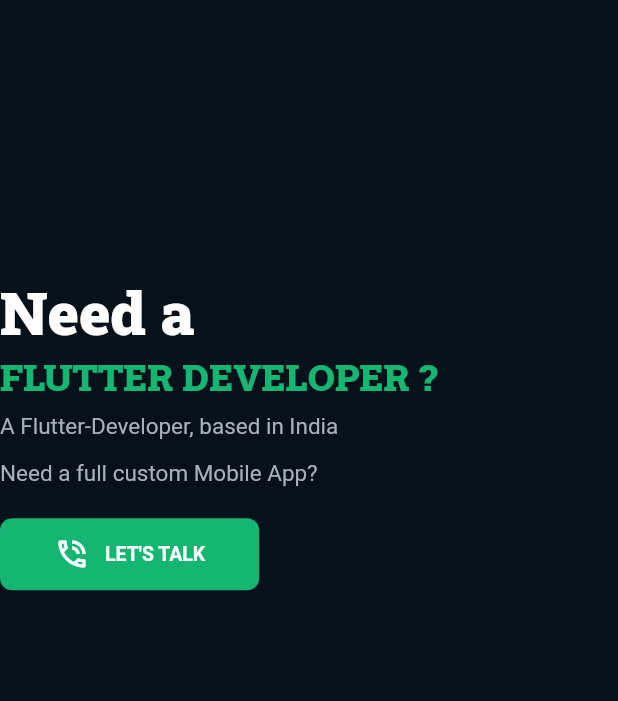
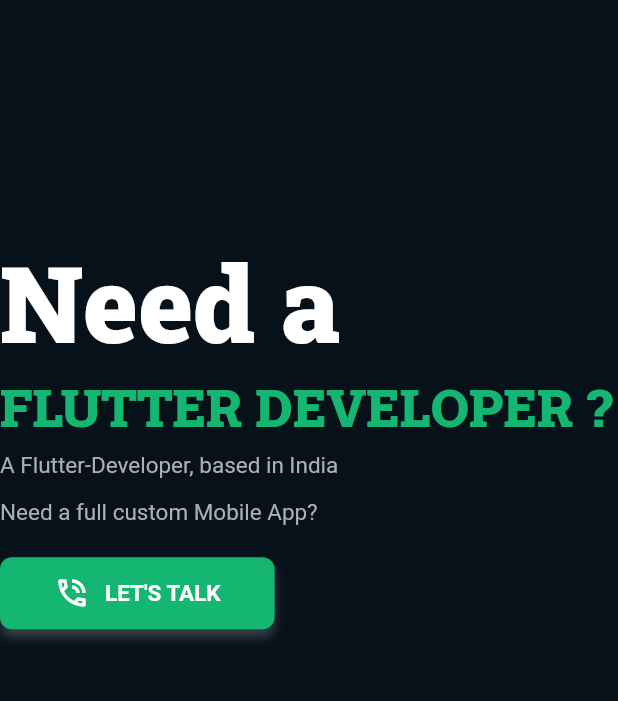
Before and after one commit to dixitsanskar/-mn-kj, a Flutter app: the screen it shows after launch, after a tap on the "menu book" icon, after a tap on "LET'S TALK", on a phone screen of 412 x 824 dp, the part 80-781 px from its top. Run offline on Flutter 3.47's test engine with Material 2 defaults, Android fonts, the phone set to English and light mode, and no system bars; drawn by our look-alikes of carousel_slider; our stand-ins replace google_fonts, responsive_framework, rive; missing offline and left inert: dart:html.

Commit message:
About Page

```diff
--- a/lib/component/about.dart
+++ b/lib/component/about.dart
@@ -1,37 +1,12 @@
 
 
 import 'package:flutter/material.dart';
-import 'package:rive/rive.dart';
 
-class AboutPage extends StatelessWidget {
-  const AboutPage({super.key});
+class ContactPage extends StatelessWidget {
+  const ContactPage({super.key});
 
   @override
   Widget build(BuildContext context) {
-    return Container(
-      margin: EdgeInsets.all(MediaQuery.of(context).size.width * 0.1),
-      child: Padding(padding: EdgeInsets.all(30.0),
-      child: Container(
-        //child: RiveAnimation.asset('assets/images/about.riv'),
-        child: Row(
-          children: [
-            Center(
-              child: Container(
-                width: 300.0,
-                height: 400.0,
-                child: RiveAnimation.asset('assets/images/about.riv'),
-              )
-            ),
-            Expanded(child:
-            Column(
-              children: [Text('Hi there! \n I am a Flutter Developer. I have been working with Flutter for 2 years. I have worked on many projects. I have also worked')],
-            )
-            ),
-
-          ],
-        ),
-      ),
-      ),
-    );
+    return const Placeholder();
   }
 }
--- a/lib/component/crousel_item.dart
+++ b/lib/component/crousel_item.dart
@@ -9,7 +9,7 @@ import 'package:portfolio/component/screenhelp_main.dart';
 
 
 List<Widget> crouselItems = [ ScreenHelpMain(),
-AboutPage(),
+AboutMe(),
 
 
 ];
--- a/lib/component/cv_section.dart
+++ b/lib/component/cv_section.dart
@@ -2,60 +2,141 @@
 
 import 'package:flutter/material.dart';
 import 'package:google_fonts/google_fonts.dart';
-import 'package:portfolio/utils/constant.dart';
-import 'package:portfolio/utils/screen_helper.dart';
-import 'package:responsive_framework/responsive_scaled_box.dart';
+import 'package:portfolio/component/rive_image.dart';
+import 'package:rive/rive.dart';
 
-class CVsection extends StatelessWidget {
-  const CVsection({super.key});
+
+
+// class AboutMe extends StatelessWidget {
+//   const AboutMe({super.key});
+
+//   @override
+//   Widget build(BuildContext context) {
+//     return const Placeholder();
+//   }
+// }
+
+
+class AboutMe extends StatefulWidget {
+  const AboutMe({super.key});
+
+  @override
+  State<AboutMe> createState() => _AboutMeState();
+}
+
+class _AboutMeState extends State<AboutMe> {
+  late RiveAnimationController _imageController;
+  @override
+  void initState() {
+    super.initState();
+    _imageController = OneShotAnimation('Walk', autoplay: true,
+    );
+
+  }
+  void _clickState(){
+    setState(() {
+      _imageController = OneShotAnimation('hit', autoplay: false);
+    });
+  }
 
   @override
   Widget build(BuildContext context) {
     return Container(
-      width: double.infinity,
-      child: ScreenHelper(mobile: _buildUi(context, MediaQuery.of(context).size.width * .8),
-       tablet: _buildUi(context, 760.0), desktop:  _buildUi(context, 1000.0)),
+      margin: EdgeInsets.all(MediaQuery.of(context).size.width * 0.1),
+      child: Padding(padding: EdgeInsets.all(30.0),
+      child: Container(
+        //child: RiveAnimation.asset('assets/images/about.riv'),
+        child: Row(
+          // mainAxisAlignment: MainAxisAlignment.center,
+          // crossAxisAlignment: CrossAxisAlignment.start,
+          mainAxisSize: MainAxisSize.min,
+          children: [
+            Center(
+              child: Container(
+              width: 400,
+              height: 400,
+              child: ClipOval(
+                clipper: MyClip(),
+                child:RiveAnimation.asset('assets/images/zombie.riv',
+                controllers: [_imageController],
+                ) ,
+              ),
+              )
+            ),
+            SizedBox(width: MediaQuery.of(context).size.width * 0.12,),
+            Expanded(child:
+            Column(
+              mainAxisAlignment: MainAxisAlignment.start,
+              crossAxisAlignment: CrossAxisAlignment.start,
+              children: [
+                Text('Hi there!',
+                style: GoogleFonts.robotoSlab(
+                  fontSize: 25.0,
+
+                ) ,),
+                Text('I\'m Sanskar Dixit', style: GoogleFonts.robotoSlab(
+                  fontSize: 35.0,
+                  fontWeight: FontWeight.w700
+
+                ),),
+                 Text('A Flutter Developer.',
+                style: GoogleFonts.robotoSlab(
+                  fontSize: 25.0,
+
+                ) ,),
+                 Text('Working with Flutter for 1.5 years.',
+                style: GoogleFonts.robotoSlab(
+                  fontSize: 25.0,
+
+                ) ,),
+                 Text('Worked on many projects.',
+                style: GoogleFonts.robotoSlab(
+                  fontSize: 25.0,
+
+                ) ,),
+                SizedBox(
+                  height: MediaQuery.of(context).size.height * 0.02,
+
+                ),
+                 MouseRegion(
+                  cursor: SystemMouseCursors.click,
+
+                  child: Container(
+                    padding: EdgeInsets.symmetric(horizontal: 20.0, vertical: 10.0),
+                    decoration: BoxDecoration(
+                      color: Colors.white,
+                      borderRadius: BorderRadius.circular(10.0)
+                    ),
+                    child: TextButton(
+
+                      onPressed: (){
+
+                        _clickState();
+
+                      },
+                      child: Row(
+                        mainAxisSize: MainAxisSize.min,
+                        children: [
+                          Text('Know More About Me', style: GoogleFonts.robotoSlab(
+                            fontSize: 20.0,
+                            fontWeight: FontWeight.w700,
+                            color: Colors.black
+                          ),),
+                          SizedBox(width: 10.0,),
+                          Icon(Icons.arrow_forward_ios, color: Colors.black,)
+                        ],
+                      )),
+                  ),
+                )
+
+              ],
+            )
+            ),
+
+          ],
+        ),
+      ),
+      ),
     );
   }
 }
-
-
-Widget _buildUi(BuildContext context,  double swidth) {
-  return ResponsiveScaledBox(width: swidth,
-   child: Column(
-    mainAxisAlignment: MainAxisAlignment.start,
-    children: [
-      Row(
-        mainAxisAlignment: MainAxisAlignment.spaceBetween,
-
-        children: [
-         Expanded (child: Text("BETTER DESIGN,\nBETTER EXPERIENCE",
-          style: GoogleFonts.robotoSlab(
-            color: Colors.white,
-            fontWeight: FontWeight.w900,
-            height: 1.8,
-          )),),
-          Expanded
-          (child: GestureDetector
-          ( onTap: () {
-
-          },
-            child:  MouseRegion
-         (cursor: SystemMouseCursors.click
-          ,child:  Text("DOWNLOAD CV",
-          style: GoogleFonts.robotoSlab(
-            color: kPrimaryColor,
-            fontWeight: FontWeight.w900,
-            height: 16.0,
-          )),)))
-
-        ],
-      ),
-      SizedBox(
-        height: 50.0,
-      ),
-    ],
-
-   )
-   );
-}
--- a/lib/component/rive_image.dart
+++ b/lib/component/rive_image.dart
@@ -41,3 +41,14 @@ late RiveAnimationController _imageController;
     ));
   }
 }
+
+
+class MyClip extends CustomClipper<Rect> {
+  Rect getClip(Size size) {
+    return Rect.fromLTWH(90, 0, 220, 220);
+  }
+
+  bool shouldReclip(oldClipper) {
+    return false;
+  }
+}
--- a/lib/component/screenhelp_main.dart
+++ b/lib/component/screenhelp_main.dart
@@ -24,7 +24,7 @@ import 'rive_image.dart';
         // ),
 
         Text("Need a",style: GoogleFonts.robotoSlab(
-          fontSize: 40.0,
+          fontSize: 70.0,
           fontWeight: FontWeight.w900,
           color: Colors.white,
           height: 1.3
@@ -35,7 +35,7 @@ import 'rive_image.dart';
         // ),
         Text("FLUTTER DEVELOPER ?",
         style: GoogleFonts.robotoSlab(
-          fontSize: 25.0,
+          fontSize: 35.0,
           fontWeight: FontWeight.w900 ,
           color: kPrimaryColor,
         )
@@ -88,6 +88,7 @@ import 'rive_image.dart';
                 cursor: SystemMouseCursors.click,
                 child: Container(
                   decoration: BoxDecoration(
+                    boxShadow: [ BoxShadow(color: Colors.white.withOpacity(0.2), offset: Offset(0, 5), blurRadius: 5 ) ],
                     color: kPrimaryColor,
                     borderRadius: BorderRadius.circular(8.0),
                   ),
@@ -101,9 +102,9 @@ import 'rive_image.dart';
                         Icon(Icons.phone_in_talk_outlined, color: Colors.white,),
                         SizedBox(width: 10.0,),
                         Text("LET'S TALK",
-                    style: TextStyle(
+                    style: GoogleFonts.roboto(
                       color: Colors.white,
-                      fontSize: 13.0,
+                      fontSize: 15.0,
                       fontWeight: FontWeight.bold,
                     )),
                     ],),
```
Also changed, not shown: 1 other file.
